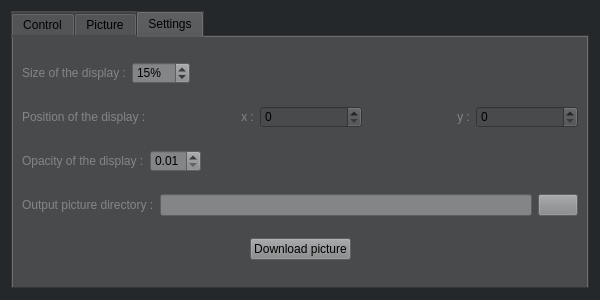
The window that src/gui/AutoscopeWindowForm.ui (thibaudledo/Autoscope-Stellarium-plugin) describes before a commit, drawn with Qt 5.
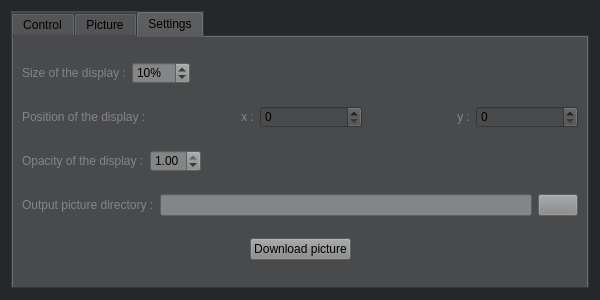
The same window after the commit. The open tabs and pages were chosen to show the change.

Commit message: Adding picture display interface and connect it to the main interface

```diff
--- a/src/gui/AutoscopeWindowForm.ui
+++ b/src/gui/AutoscopeWindowForm.ui
@@ -398,7 +398,7 @@
             <number>100</number>
            </property>
            <property name="value">
-            <number>15</number>
+            <number>10</number>
            </property>
           </widget>
          </item>
@@ -497,6 +497,9 @@
            <property name="singleStep">
             <double>0.010000000000000</double>
            </property>
+           <property name="value">
+            <double>1.000000000000000</double>
+           </property>
           </widget>
          </item>
          <item>
```
Left out of the diff: 2 changed lines with no effect on the pictures. The commit also changes 6 other files.
